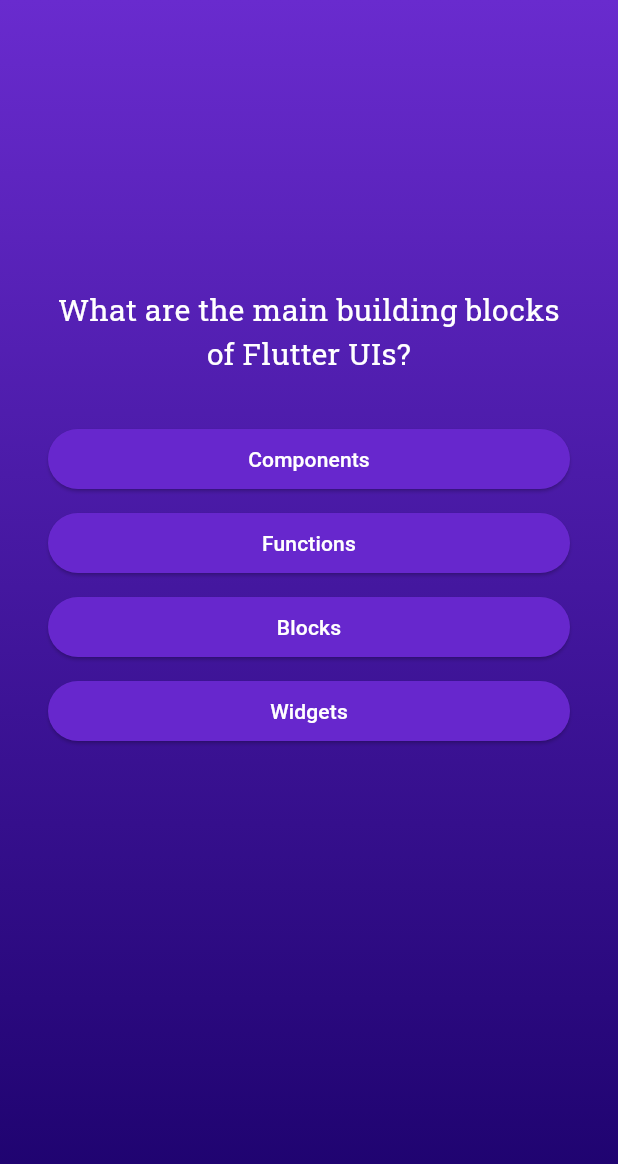
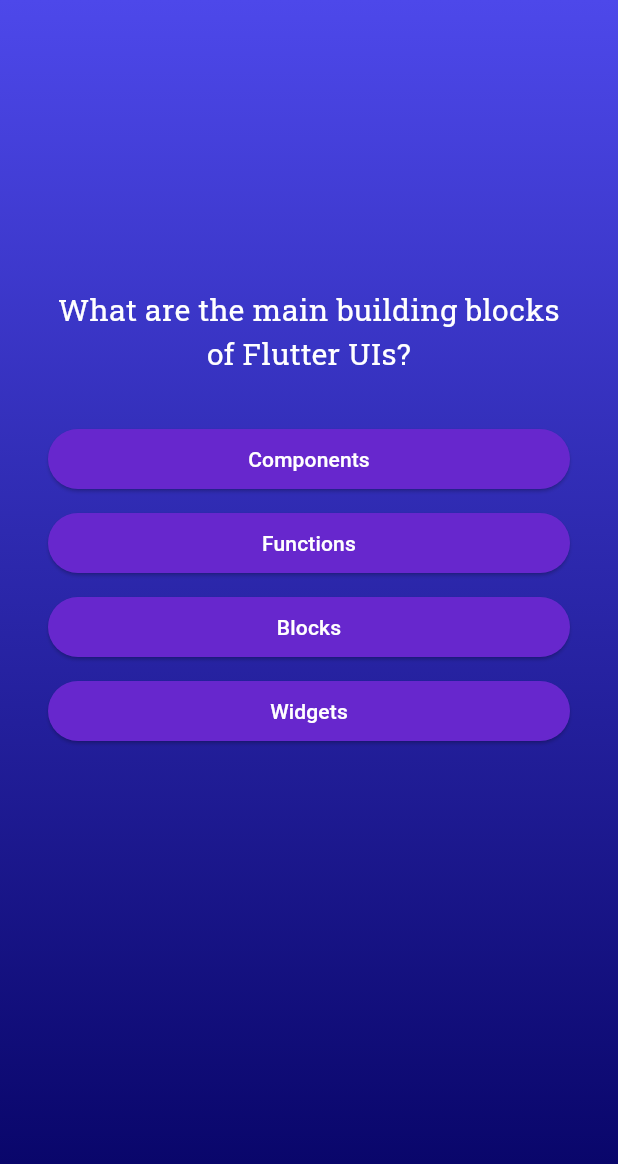
Before and after one commit to adeonirlabs/flutter-quiz, a Flutter app: the screen it shows after launch, after a tap on "Start Quiz", on a phone screen of 412 x 824 dp. Shown: the top 1164 px of the screen. Run offline on Flutter 3.47's test engine with Material 3 defaults, Android fonts, the phone set to English and light mode, and no system bars; our stand-ins replace google_fonts.

Commit message:
Update container background

```diff
--- a/lib/screen_container.dart
+++ b/lib/screen_container.dart
@@ -13,8 +13,8 @@ class ScreenContainer extends StatelessWidget {
         begin: Alignment.topCenter,
         end: Alignment.bottomCenter,
         colors: [
-          Color.fromARGB(255, 105, 43, 206),
-          Color.fromARGB(255, 27, 1, 107),
+          Color.fromARGB(255, 77, 72, 234),
+          Color.fromARGB(255, 5, 2, 99),
         ],
       )),
       child: child,
```
